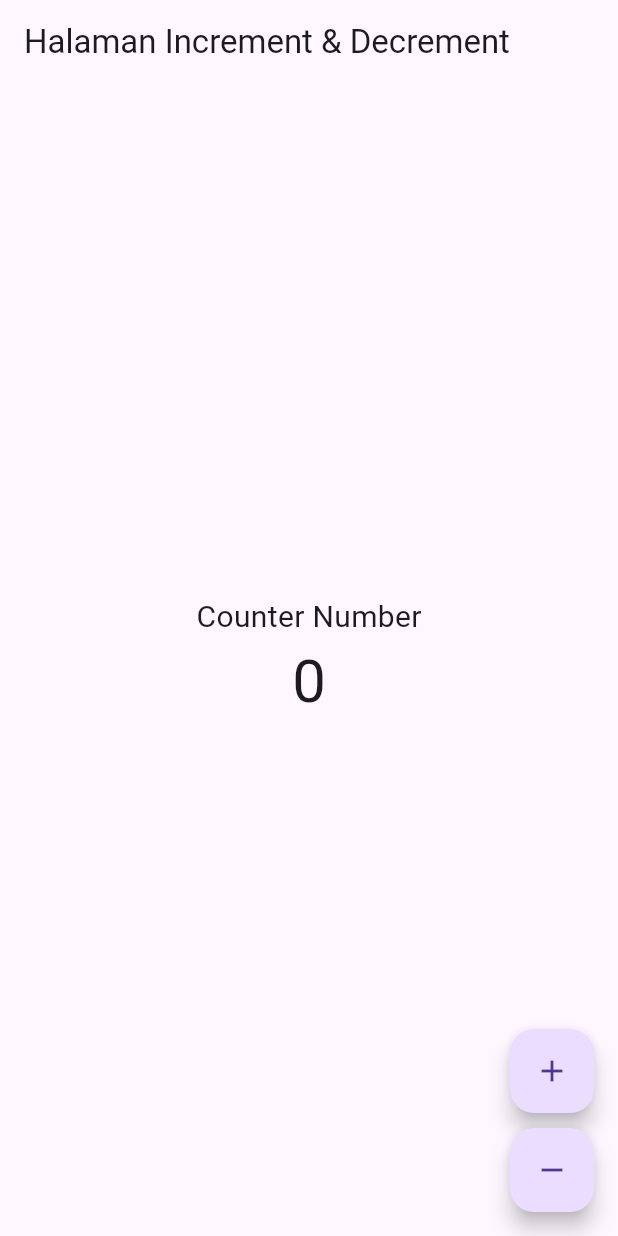
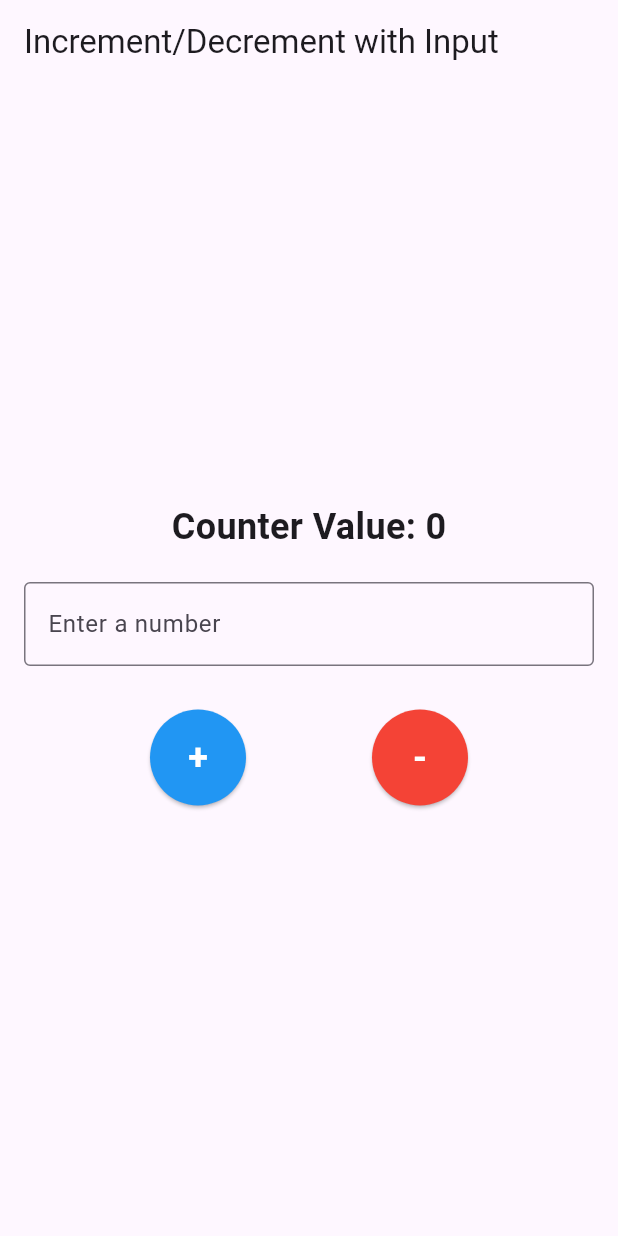
Before and after one commit to Oditya26/BLoC, a Flutter app: the screen it shows after launch, on a phone screen of 412 x 824 dp. Run offline on Flutter 3.47's test engine with Material 3 defaults, Android fonts, the phone set to English and light mode, and no system bars; our stand-ins replace flutter_bloc.

Commit message:
Update Code

```diff
--- a/lib/bloc/appEvent.dart
+++ b/lib/bloc/appEvent.dart
@@ -1,5 +1,11 @@
-abstract class Appevent {}
+abstract class AppEvent {}
 
-class NumberIncrementEvent extends Appevent {}
+class IncrementEvent extends AppEvent {
+  final int value;
+  IncrementEvent(this.value);
+}
 
-class NumberDecrementEvent extends Appevent {} // Event baru
+class DecrementEvent extends AppEvent {
+  final int value;
+  DecrementEvent(this.value);
+}
--- a/lib/bloc/appState.dart
+++ b/lib/bloc/appState.dart
@@ -1,8 +1,11 @@
-abstract class Appstate {}
+abstract class AppState {}
 
-class InitialState extends Appstate {}
+class InitialState extends AppState {
+  final int counter;
+  InitialState(this.counter);
+}
 
-class UpdateState extends Appstate {
-  final int nilai;
-  UpdateState(this.nilai);
+class UpdatedState extends AppState {
+  final int counter;
+  UpdatedState(this.counter);
 }
--- a/lib/bloc/appbloc.dart
+++ b/lib/bloc/appbloc.dart
@@ -2,21 +2,22 @@ import 'package:flutter_bloc/flutter_bloc.dart';
 import 'appEvent.dart';
 import 'appState.dart';
 
-class Appbloc extends Bloc<Appevent, Appstate> {
-  int nilai = 0;
+class AppBloc extends Bloc<AppEvent, AppState> {
+  AppBloc() : super(InitialState(0)) {
+    on<IncrementEvent>((event, emit) {
+      final currentState = state;
+      if (currentState is InitialState || currentState is UpdatedState) {
+        final newCounter = (currentState is InitialState ? currentState.counter : (currentState as UpdatedState).counter) + event.value;
+        emit(UpdatedState(newCounter));
+      }
+    });
 
-  Appbloc() : super(InitialState()) {
-    on<NumberIncrementEvent>(numberIncrementMethod);
-    on<NumberDecrementEvent>(numberDecrementMethod); // Handler untuk decrement
-  }
-
-  void numberIncrementMethod(NumberIncrementEvent event, Emitter<Appstate> emit) {
-    nilai = nilai + 1;
-    emit(UpdateState(nilai));
-  }
-
-  void numberDecrementMethod(NumberDecrementEvent event, Emitter<Appstate> emit) {
-    nilai = nilai - 1;
-    emit(UpdateState(nilai));
+    on<DecrementEvent>((event, emit) {
+      final currentState = state;
+      if (currentState is InitialState || currentState is UpdatedState) {
+        final newCounter = (currentState is InitialState ? currentState.counter : (currentState as UpdatedState).counter) - event.value;
+        emit(UpdatedState(newCounter));
+      }
+    });
   }
 }
--- a/lib/main.dart
+++ b/lib/main.dart
@@ -1,7 +1,7 @@
+import 'package:flutter/material.dart';
 import 'package:flutter_bloc/flutter_bloc.dart';
 import 'bloc/appbloc.dart';
-import 'page/halaman1Page.dart';
-import 'package:flutter/material.dart';
+import 'page/mainPage.dart';
 
 void main() {
   runApp(const MyApp());
@@ -12,16 +12,14 @@ class MyApp extends StatelessWidget {
 
   @override
   Widget build(BuildContext context) {
-    return BlocProvider<Appbloc>(
-      create: (context) => Appbloc(),
+    return BlocProvider(
+      create: (context) => AppBloc(),
       child: MaterialApp(
+        title: "Increment/Decrement App",
         theme: ThemeData(
           useMaterial3: true,
         ),
-        routes: {
-          '/': (context) => const Halaman1Page(),
-        },
-        initialRoute: '/',
+        home: const MainPage(),
       ),
     );
   }
--- a/lib/page/halaman1Page.dart
+++ /dev/null
@@ -1,64 +0,0 @@
-import 'package:flutter_bloc/flutter_bloc.dart';
-import 'package:flutter/material.dart';
-import '../bloc/appbloc.dart';
-import '../bloc/appState.dart';
-import '../bloc/appEvent.dart';
-
-class Halaman1Page extends StatelessWidget {
-  const Halaman1Page({super.key});
-
-  @override
-  Widget build(BuildContext context) {
-    return BlocBuilder<Appbloc, Appstate>(
-      builder: (context, state) {
-        if (state is InitialState) {
-          return _halaman1Page(context, 0);
-        } else if (state is UpdateState) {
-          return _halaman1Page(context, state.nilai);
-        }
-        return Container();
-      },
-    );
-  }
-}
-
-Widget _halaman1Page(BuildContext context, int nilai) {
-  return Scaffold(
-    appBar: AppBar(
-      title: const Text("Halaman Increment & Decrement"),
-    ),
-    body: Center(
-      child: Column(
-        mainAxisAlignment: MainAxisAlignment.center,
-        children: [
-          const Text(
-            "Counter Number",
-            style: TextStyle(fontSize: 20),
-          ),
-          Text(
-            nilai.toString(),
-            style: const TextStyle(fontSize: 40),
-          ),
-        ],
-      ),
-    ),
-    floatingActionButton: Column(
-      mainAxisAlignment: MainAxisAlignment.end,
-      children: [
-        FloatingActionButton(
-          onPressed: () {
-            context.read<Appbloc>().add(NumberIncrementEvent());
-          },
-          child: const Icon(Icons.add),
-        ),
-        const SizedBox(height: 10), // Spacer
-        FloatingActionButton(
-          onPressed: () {
-            context.read<Appbloc>().add(NumberDecrementEvent());
-          },
-          child: const Icon(Icons.remove),
-        ),
-      ],
-    ),
-  );
-}
--- /dev/null
+++ b/lib/page/mainPage.dart
@@ -0,0 +1,97 @@
+import 'package:flutter/material.dart';
+import 'package:flutter_bloc/flutter_bloc.dart';
+import '../bloc/appbloc.dart';
+import '../bloc/appEvent.dart';
+import '../bloc/appState.dart';
+
+class MainPage extends StatelessWidget {
+  const MainPage({super.key});
+
+  @override
+  Widget build(BuildContext context) {
+    final TextEditingController inputController = TextEditingController();
+
+    return Scaffold(
+      appBar: AppBar(
+        title: const Text("Increment/Decrement with Input"),
+      ),
+      body: BlocBuilder<AppBloc, AppState>(
+        builder: (context, state) {
+          final counter = state is UpdatedState ? state.counter : 0;
+
+          return Padding(
+            padding: const EdgeInsets.all(16.0),
+            child: Column(
+              mainAxisAlignment: MainAxisAlignment.center,
+              children: [
+                Text(
+                  "Counter Value: $counter",
+                  style: const TextStyle(fontSize: 24, fontWeight: FontWeight.bold),
+                ),
+                const SizedBox(height: 20),
+                TextField(
+                  controller: inputController,
+                  keyboardType: TextInputType.number,
+                  decoration: const InputDecoration(
+                    labelText: "Enter a number",
+                    border: OutlineInputBorder(),
+                  ),
+                ),
+                const SizedBox(height: 20),
+                Row(
+                  mainAxisAlignment: MainAxisAlignment.spaceEvenly,
+                  children: [
+                    ElevatedButton(
+                      style: ElevatedButton.styleFrom(
+                        backgroundColor: Colors.blue,  // Tombol plus berwarna biru
+                        shape: const CircleBorder(),
+                        padding: const EdgeInsets.all(24), // Membuat tombol menjadi bulat
+                      ),
+                      onPressed: () {
+                        final input = int.tryParse(inputController.text);
+                        if (input != null) {
+                          context.read<AppBloc>().add(IncrementEvent(input));
+                          inputController.clear();
+                        }
+                      },
+                      child: const Text(
+                        "+",
+                        style: TextStyle(
+                          fontSize: 24,
+                          fontWeight: FontWeight.bold, // Tulisan lebih besar dan tebal
+                          color: Colors.white, // Warna teks menjadi putih
+                        ),
+                      ),
+                    ),
+                    ElevatedButton(
+                      style: ElevatedButton.styleFrom(
+                        backgroundColor: Colors.red,  // Tombol minus berwarna merah
+                        shape: const CircleBorder(),
+                        padding: const EdgeInsets.all(24), // Membuat tombol menjadi bulat
+                      ),
+                      onPressed: () {
+                        final input = int.tryParse(inputController.text);
+                        if (input != null) {
+                          context.read<AppBloc>().add(DecrementEvent(input));
+                          inputController.clear();
+                        }
+                      },
+                      child: const Text(
+                        "-",
+                        style: TextStyle(
+                          fontSize: 24,
+                          fontWeight: FontWeight.bold, // Tulisan lebih besar dan tebal
+                          color: Colors.white, // Warna teks menjadi putih
+                        ),
+                      ),
+                    ),
+                  ],
+                ),
+              ],
+            ),
+          );
+        },
+      ),
+    );
+  }
+}
```
